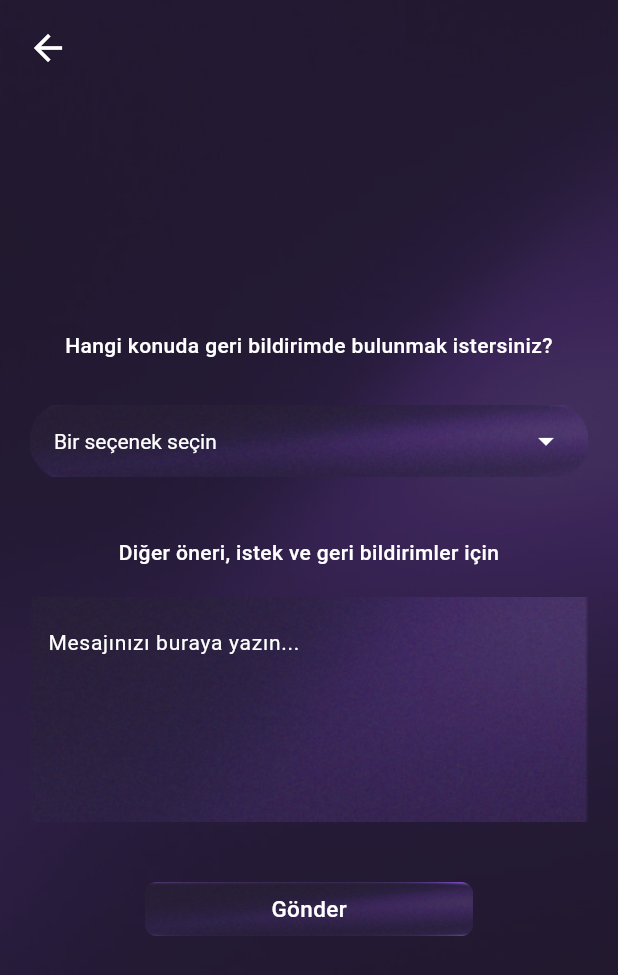
After one commit to Xusroth/Grup95-Bootcamp, a Flutter app: the ReportScreen1 screen opened directly, on a phone screen of 412 x 824 dp. The commit adds this screen. Shown: the top 975 px of the screen. Run offline on Flutter 3.47's test engine with Material 3 defaults, Android fonts, the phone set to English and light mode, and no system bars; missing offline and left inert: gradient_slide_to_act; Roboto replaces fonts that are missing (Poppins).

Commit message:
Report sayfası eklendi.

```diff
--- a/lib/constants.dart
+++ b/lib/constants.dart
@@ -1,3 +1,2 @@
-
 //buradaki IP'yi cmd'ye "ipconfig" yazdıktan sonra IPv4 adresindeki IP ile değiştirmeniz lazım
-const String baseURL = "http://192.168.108.225:8080";
+const String baseURL = "http://192.168.1.104:8080";
--- /dev/null
+++ b/lib/screens/ReportScreen1.dart
@@ -0,0 +1,254 @@
+import 'package:flutter/material.dart';
+import 'package:android_studio/screens/FeedbackThanksScreen.dart';
+import 'package:android_studio/screens/SifirdanBaslaSayfasi.dart';
+
+void main() {
+  runApp(MaterialApp(home: ReportScreen1()));
+}
+
+class ReportScreen1 extends StatefulWidget {
+  const ReportScreen1({super.key});
+
+  @override
+  State<ReportScreen1> createState() => _ReportScreen1State();
+}
+
+class _ReportScreen1State extends State<ReportScreen1> {
+  String? selectedOption;
+  final TextEditingController _feedbackController = TextEditingController();
+  final List<String> options = [
+    'Fonksiyonel Hata / Çalışmama Sorunu',
+    'Görsel Hata / Arayüz Sorunu',
+    'İçerik / Soru Hatalı',
+    'Performans Sorunu',
+  ];
+
+  void _submitFeedback() {
+    if (selectedOption != null || _feedbackController.text.isNotEmpty) {
+      Navigator.push(
+        context,
+        MaterialPageRoute(builder: (context) => FeedbackThanksScreen()),
+      );
+    } else {
+      ScaffoldMessenger.of(context).showSnackBar(
+        SnackBar(
+          content: Text('Lütfen geri bildirim türü seçin veya mesaj yazın'),
+          backgroundColor: Colors.red,
+        ),
+      );
+    }
+  }
+
+  @override
+  void dispose() {
+    _feedbackController.dispose();
+    super.dispose();
+  }
+
+  @override
+  Widget build(BuildContext context) {
+    return Scaffold(
+      body: Stack(
+        children: [
+          Container(
+            decoration: BoxDecoration(
+              image: DecorationImage(
+                image: AssetImage('assets/arkaplan.png'),
+                fit: BoxFit.cover,
+              ),
+            ),
+            child: Column(
+              children: [
+                SizedBox(height: 60),
+                Expanded(
+                  child: Center(
+                    child: SingleChildScrollView(
+                      child: Padding(
+                        padding: const EdgeInsets.all(20.0),
+                        child: Column(
+                          mainAxisAlignment: MainAxisAlignment.center,
+                          children: [
+                            Text(
+                              'Hangi konuda geri bildirimde bulunmak istersiniz?',
+                              style: TextStyle(
+                                color: Colors.white,
+                                fontSize: 14,
+                                fontFamily: 'Poppins',
+                                fontWeight: FontWeight.w500,
+                              ),
+                              textAlign: TextAlign.center,
+                            ),
+                            SizedBox(height: 30),
+
+                            // Dropdown
+                            Container(
+                              width: double.infinity,
+                              decoration: BoxDecoration(
+                                image: DecorationImage(
+                                  image: AssetImage('assets/user_bar.png'),
+                                  fit: BoxFit.cover,
+                                ),
+                              ),
+                              child: Padding(
+                                padding: const EdgeInsets.symmetric(
+                                  horizontal: 16,
+                                ),
+                                child: DropdownButton<String>(
+                                  value: selectedOption,
+                                  hint: Text(
+                                    'Bir seçenek seçin',
+                                    style: TextStyle(
+                                      color: Colors.white,
+                                      fontSize: 14,
+                                      fontFamily: 'Poppins',
+                                    ),
+                                  ),
+                                  dropdownColor: Color.fromARGB(
+                                    255,
+                                    105,
+                                    81,
+                                    137,
+                                  ),
+                                  icon: Icon(
+                                    Icons.arrow_drop_down,
+                                    color: Colors.white,
+                                  ),
+                                  iconSize: 24,
+                                  elevation: 16,
+                                  style: TextStyle(
+                                    color: Colors.white,
+                                    fontFamily: 'Poppins',
+                                    fontSize: 14,
+                                  ),
+                                  underline: SizedBox.shrink(),
+                                  isExpanded: true,
+                                  items: options.map((String value) {
+                                    return DropdownMenuItem<String>(
+                                      value: value,
+                                      child: Text(
+                                        value,
+                                        style: TextStyle(
+                                          color: Colors.white,
+                                          fontFamily: 'Poppins',
+                                        ),
+                                      ),
+                                    );
+                                  }).toList(),
+                                  onChanged: (String? newValue) {
+                                    setState(() {
+                                      selectedOption = newValue;
+                                    });
+                                  },
+                                ),
+                              ),
+                            ),
+
+                            SizedBox(height: 40),
+
+                            // Text Input Section
+                            Column(
+                              children: [
+                                Text(
+                                  'Diğer öneri, istek ve geri bildirimler için',
+                                  style: TextStyle(
+                                    color: Colors.white,
+                                    fontSize: 14,
+                                    fontFamily: 'Poppins',
+                                    fontWeight: FontWeight.w500,
+                                  ),
+                                  textAlign: TextAlign.center,
+                                ),
+                                SizedBox(height: 20),
+                                Container(
+                                  width: double.infinity,
+                                  height: 150,
+                                  decoration: BoxDecoration(
+                                    image: DecorationImage(
+                                      image: AssetImage(
+                                        'assets/corner_gradient_rectangle.png',
+                                      ),
+                                      fit: BoxFit.cover,
+                                    ),
+                                  ),
+                                  child: Padding(
+                                    padding: const EdgeInsets.all(12.0),
+                                    child: TextField(
+                                      controller: _feedbackController,
+                                      maxLines: 6,
+                                      style: TextStyle(
+                                        color: Colors.white,
+                                        fontFamily: 'Poppins',
+                                        fontSize: 14,
+                                      ),
+                                      decoration: InputDecoration(
+                                        border: InputBorder.none,
+                                        hintText: 'Mesajınızı buraya yazın...',
+                                        hintStyle: TextStyle(
+                                          color: Colors.white,
+                                          fontFamily: 'Poppins',
+                                        ),
+                                      ),
+                                    ),
+                                  ),
+                                ),
+                              ],
+                            ),
+
+                            SizedBox(height: 40),
+
+                            // Submit Button
+                            Padding(
+                              padding: const EdgeInsets.only(bottom: 40),
+                              child: GestureDetector(
+                                onTap: _submitFeedback,
+                                child: Container(
+                                  width: 219,
+                                  height: 36,
+                                  decoration: BoxDecoration(
+                                    image: DecorationImage(
+                                      image: AssetImage('assets/user_bar.png'),
+                                      fit: BoxFit.cover,
+                                    ),
+                                    borderRadius: BorderRadius.circular(8),
+                                  ),
+                                  child: Center(
+                                    child: Text(
+                                      'Gönder',
+                                      style: TextStyle(
+                                        color: Colors.white,
+                                        fontSize: 15,
+                                        fontFamily: 'Poppins',
+                                        fontWeight: FontWeight.w500,
+                                      ),
+                                    ),
+                                  ),
+                                ),
+                              ),
+                            ),
+                          ],
+                        ),
+                      ),
+                    ),
+                  ),
+                ),
+              ],
+            ),
+          ),
+
+          // Back Button
+          SafeArea(
+            child: Padding(
+              padding: const EdgeInsets.only(left: 8, top: 8),
+              child: IconButton(
+                icon: Icon(Icons.arrow_back, color: Colors.white, size: 28),
+                onPressed: () {
+                  Navigator.pop(context); // Geri gitme işlemi
+                },
+              ),
+            ),
+          ),
+        ],
+      ),
+    );
+  }
+}
```
Also changed, not shown: lib/screens/FeedbackThanksScreen.dart (added, +89 -0 lines), lib/screens/SifirdanBaslaSayfasi.dart (+44 -26 lines).
